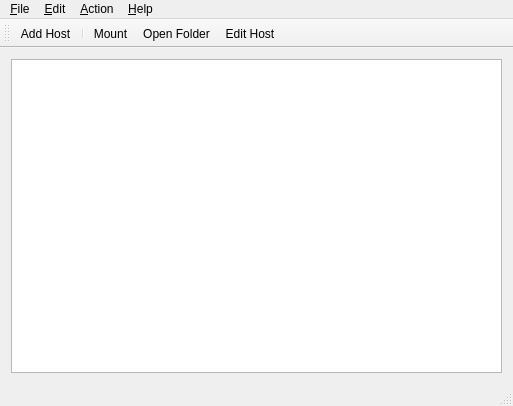
Before: the Qt Designer form mainwindow.ui in Skycoder42/qsshfs, drawn with Qt 5.
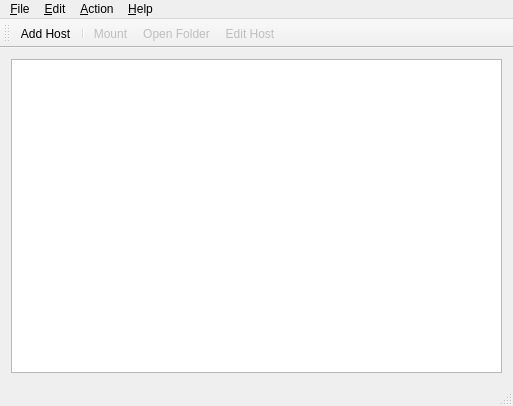
After: the same form once the commit is applied. Icons and pictures are not drawn.

Diff of the .ui file:
```diff
--- a/mainwindow.ui
+++ b/mainwindow.ui
@@ -128,6 +128,9 @@
    </property>
   </action>
   <action name="actionEdit_Host">
+   <property name="enabled">
+    <bool>false</bool>
+   </property>
    <property name="icon">
     <iconset theme="gtk-edit">
      <normaloff>.</normaloff>.</iconset>
@@ -155,6 +158,9 @@
    <property name="checkable">
     <bool>true</bool>
    </property>
+   <property name="enabled">
+    <bool>false</bool>
+   </property>
    <property name="icon">
     <iconset theme="gtk-connect">
      <normaloff>.</normaloff>.</iconset>
@@ -167,6 +173,9 @@
    </property>
   </action>
   <action name="actionOpen_Folder">
+   <property name="enabled">
+    <bool>false</bool>
+   </property>
    <property name="icon">
     <iconset theme="document-open-folder">
      <normaloff>.</normaloff>.</iconset>
```
Left out of the diff: 3 changed lines with no effect on the pictures.
